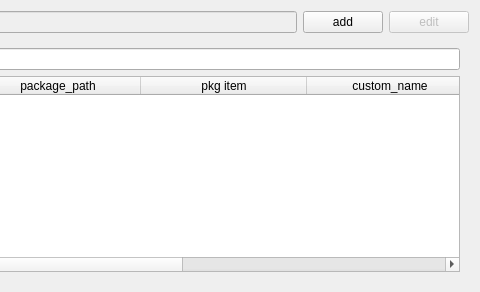
This is package_maker/src/resource/shot_widget_item.ui in DaseinPipe/package_maker as Qt 5 draws it before an edit; both pictures show x 378 to 858 and y 0 to 292 of the 858 by 292 pixel window. The edited form follows.
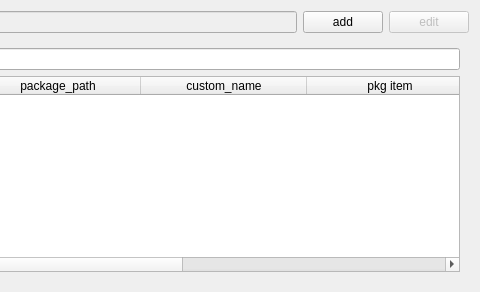
This is the edited form.

```diff
--- a/package_maker/src/resource/shot_widget_item.ui
+++ b/package_maker/src/resource/shot_widget_item.ui
@@ -127,12 +127,12 @@
         </column>
         <column>
          <property name="text">
-          <string>pkg item</string>
+          <string>custom_name</string>
          </property>
         </column>
         <column>
          <property name="text">
-          <string>custom_name</string>
+          <string>pkg item</string>
          </property>
         </column>
         <column>
```
